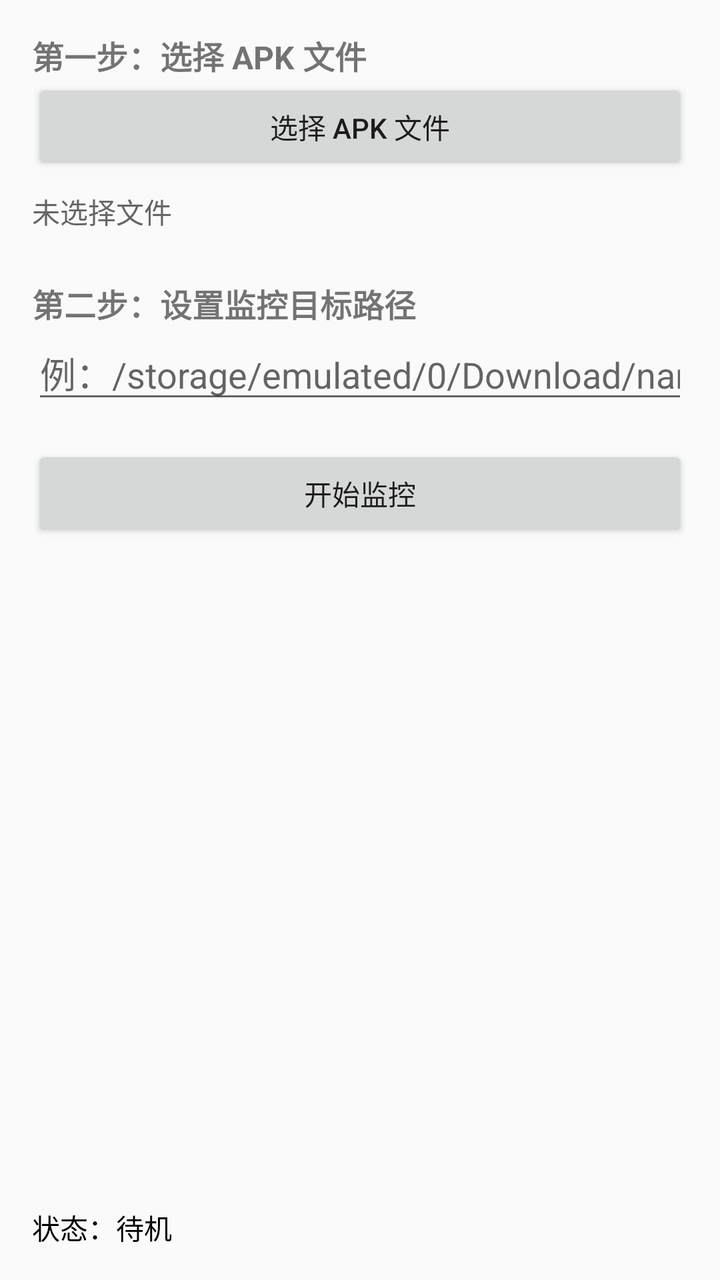
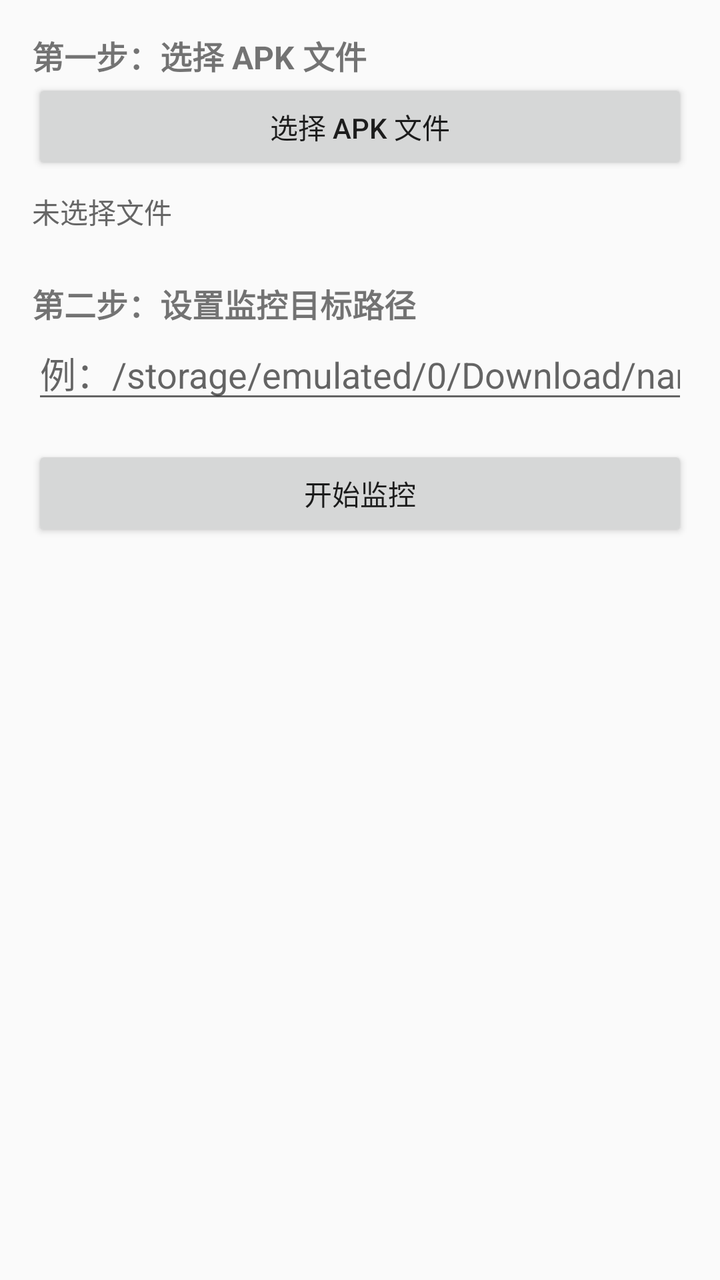

Before-and-after screenshots of an Android layout around one commit, followed by the original layout XML and the change that was made.
<!-- AndroidManifest.xml: application theme Theme.AppCompat.Light.DarkActionBar -->
<!-- res/layout/activity_main.xml -->
<?xml version="1.0" encoding="utf-8"?>
<LinearLayout xmlns:android="http://schemas.android.com/apk/res/android"
    android:layout_width="match_parent"
    android:layout_height="match_parent"
    android:orientation="vertical"
    android:padding="16dp">

    <TextView
        android:layout_width="wrap_content"
        android:layout_height="wrap_content"
        android:text="第一步：选择 APK 文件"
        android:textSize="16sp"
        android:textStyle="bold" />

    <Button
        android:id="@+id/btn_select_apk"
        android:layout_width="match_parent"
        android:layout_height="wrap_content"
        android:text="选择 APK 文件" />

    <TextView
        android:id="@+id/tv_selected_apk"
        android:layout_width="match_parent"
        android:layout_height="wrap_content"
        android:paddingVertical="8dp"
        android:text="未选择文件"
        android:textColor="#666" />

    <TextView
        android:layout_width="wrap_content"
        android:layout_height="wrap_content"
        android:layout_marginTop="16dp"
        android:text="第二步：设置监控目标路径"
        android:textSize="16sp"
        android:textStyle="bold" />

    <EditText
        android:id="@+id/et_target_path"
        android:layout_width="match_parent"
        android:layout_height="wrap_content"
        android:hint="例：/storage/emulated/0/Download/name1.apk"
        android:inputType="textUri" />

    <Button
        android:id="@+id/btn_toggle_monitor"
        android:layout_width="match_parent"
        android:layout_height="wrap_content"
        android:layout_marginTop="16dp"
        android:text="开始监控" />
    
     <Button
        android:id="@+id/btn_prepare_files"
        android:layout_width="0dp"
        android:layout_height="wrap_content"
        android:layout_weight="1"
        android:layout_marginEnd="8dp"
        android:text="离谱安装1 准备文件" />

    <Button
        android:id="@+id/btn_execute_install"
        android:layout_width="0dp"
        android:layout_height="wrap_content"
        android:layout_weight="1"
        android:text="离谱安装2 执行安装"
        android:enabled="false" />

    <TextView
        android:id="@+id/tv_status"
        android:layout_width="match_parent"
        android:layout_height="wrap_content"
        android:layout_marginTop="16dp"
        android:text="状态：待机"
        android:textColor="#000"
        android:textSize="14sp" />
</LinearLayout>
<!-- resources referenced by this layout -->
<resources>
  <style name="Theme.AppCompat.Light.DarkActionBar" />
</resources>

<!-- the commit's change to res/layout/activity_main.xml (unified diff, before → after) -->
@@ -72,4 +72,22 @@
         android:text="状态：待机"
         android:textColor="#000"
         android:textSize="14sp" />
+
+    <ScrollView
+    android:layout_width="match_parent"
+    android:layout_height="0dp"
+    android:layout_weight="1"
+    android:background="#1A1A1A"
+    android:padding="12dp">
+
+    <TextView
+        android:id="@+id/tv_log"
+        android:layout_width="match_parent"
+        android:layout_height="wrap_content"
+        android:textColor="#00FF00"
+        android:textSize="12sp"
+        android:typeface="monospace"
+        android:text="" />
+
+    </ScrollView>
 </LinearLayout>
